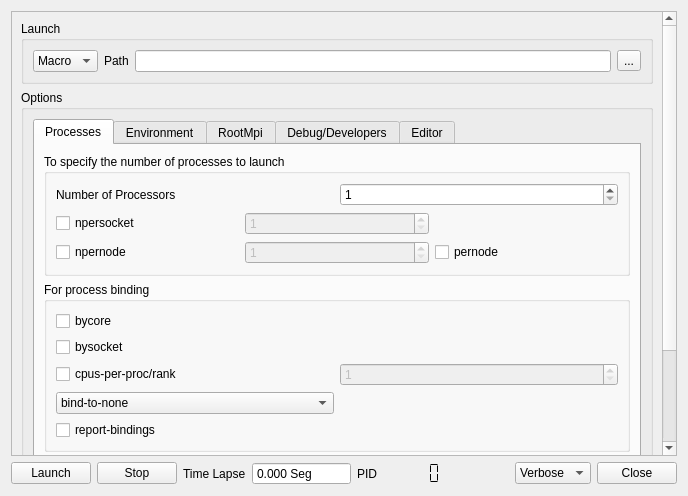
The window that uis/RootParallelGuiMpi/RootParallelGuiMpiLauncher.ui (omazapa/RootParallelGui) describes before a commit, drawn with Qt 5.
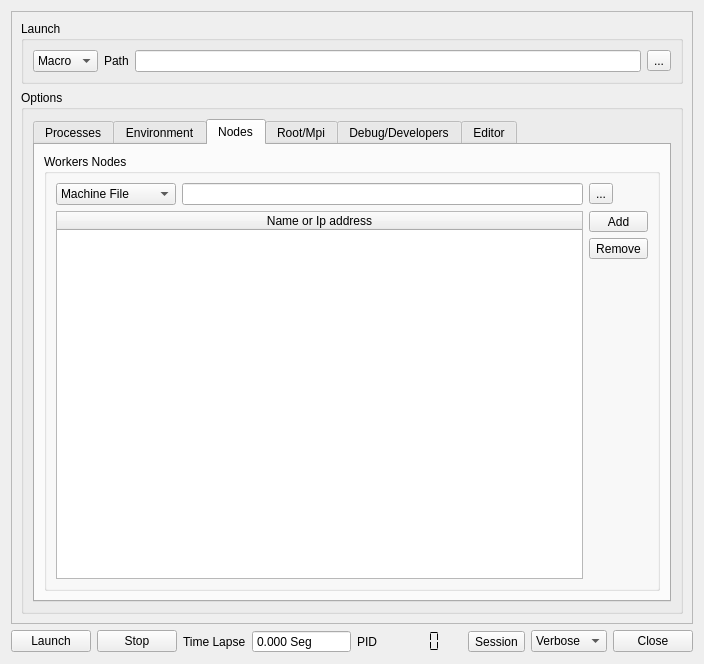
The same window after the commit. The open tabs and pages were chosen to show the change. Icons and pictures are not drawn.

Commit message: some changes in Config Dialogs, added support for Enviroment variables and values, add new tab in MpiLauncher to load machine files or to specify nodes in manual mode, but is not implemented yet

What changed in the file:
```diff
--- a/uis/RootParallelGuiMpi/RootParallelGuiMpiLauncher.ui
+++ b/uis/RootParallelGuiMpi/RootParallelGuiMpiLauncher.ui
@@ -6,8 +6,8 @@
    <rect>
     <x>0</x>
     <y>0</y>
-    <width>688</width>
-    <height>496</height>
+    <width>704</width>
+    <height>664</height>
    </rect>
   </property>
   <property name="windowTitle">
@@ -18,7 +18,7 @@
     <normaloff>:/RootParallelGui/rootmpi-exe.png</normaloff>:/RootParallelGui/rootmpi-exe.png</iconset>
   </property>
   <layout class="QGridLayout" name="gridLayout_3">
-   <item row="1" column="8">
+   <item row="1" column="10">
     <widget class="QPushButton" name="ClosePushButton">
      <property name="text">
       <string>Close</string>
@@ -38,7 +38,7 @@
      </property>
     </widget>
    </item>
-   <item row="0" column="0" colspan="9">
+   <item row="0" column="0" colspan="11">
     <widget class="QScrollArea" name="scrollArea">
      <property name="widgetResizable">
       <bool>true</bool>
@@ -48,8 +48,8 @@
        <rect>
         <x>0</x>
         <y>0</y>
-        <width>650</width>
-        <height>545</height>
+        <width>690</width>
+        <height>623</height>
        </rect>
       </property>
       <layout class="QGridLayout" name="gridLayout_2">
@@ -704,9 +704,103 @@
               </item>
              </layout>
             </widget>
+            <widget class="QWidget" name="tab_5">
+             <attribute name="title">
+              <string>Nodes</string>
+             </attribute>
+             <layout class="QGridLayout" name="gridLayout_22">
+              <item row="0" column="0">
+               <widget class="QGroupBox" name="groupBox_11">
+                <property name="title">
+                 <string>Workers Nodes</string>
+                </property>
+                <layout class="QGridLayout" name="gridLayout_21">
+                 <item row="0" column="0">
+                  <widget class="QComboBox" name="comboBox_2">
+                   <item>
+                    <property name="text">
+                     <string>Machine File</string>
+                    </property>
+                   </item>
+                   <item>
+                    <property name="text">
+                     <string>Manual Insertion</string>
+                    </property>
+                   </item>
+                  </widget>
+                 </item>
+                 <item row="0" column="1">
+                  <widget class="QLineEdit" name="lineEdit"/>
+                 </item>
+                 <item row="0" column="2">
+                  <widget class="QToolButton" name="toolButton">
+                   <property name="text">
+                    <string>...</string>
+                   </property>
+                  </widget>
+                 </item>
+                 <item row="1" column="0" rowspan="3" colspan="2">
+                  <widget class="QTableWidget" name="EnvironmentVariablesTableWidget_2">
+                   <property name="frameShape">
+                    <enum>QFrame::StyledPanel</enum>
+                   </property>
+                   <property name="frameShadow">
+                    <enum>QFrame::Sunken</enum>
+                   </property>
+                   <property name="alternatingRowColors">
+                    <bool>true</bool>
+                   </property>
+                   <attribute name="horizontalHeaderStretchLastSection">
+                    <bool>true</bool>
+                   </attribute>
+                   <column>
+                    <property name="text">
+                     <string>Name or Ip address</string>
+                    </property>
+                   </column>
+                  </widget>
+                 </item>
+                 <item row="1" column="2">
+                  <widget class="QToolButton" name="AddEnvironmentVariableToolButton_2">
+                   <property name="sizePolicy">
+                    <sizepolicy hsizetype="Minimum" vsizetype="Fixed">
+                     <horstretch>0</horstretch>
+                     <verstretch>0</verstretch>
+                    </sizepolicy>
+                   </property>
+                   <property name="text">
+                    <string>Add</string>
+                   </property>
+                  </widget>
+                 </item>
+                 <item row="2" column="2">
+                  <widget class="QToolButton" name="RemoveEnvironmentVariableToolButton_2">
+                   <property name="text">
+                    <string>Remove</string>
+                   </property>
+                  </widget>
+                 </item>
+                 <item row="3" column="2">
+                  <spacer name="verticalSpacer_6">
+                   <property name="orientation">
+                    <enum>Qt::Vertical</enum>
+                   </property>
+                   <property name="sizeHint" stdset="0">
+                    <size>
+                     <width>20</width>
+                     <height>359</height>
+                    </size>
+                   </property>
+                  </spacer>
+                 </item>
+                </layout>
+               </widget>
+              </item>
+             </layout>
+            </widget>
             <widget class="QWidget" name="tab_4">
              <attribute name="title">
-              <string>RootMpi</string>
+              <string>Root/Mpi</string>
              </attribute>
              <layout class="QGridLayout" name="gridLayout_17">
               <item row="0" column="0">
@@ -760,16 +854,84 @@
                </widget>
               </item>
               <item row="1" column="0">
-               <widget class="QGroupBox" name="groupBox_11">
-                <property name="toolTip">
-                 <string>&lt;html&gt;&lt;head/&gt;&lt;body&gt;&lt;pre style=&quot; margin-top:12px; margin-bottom:0px; margin-left:0px; margin-right:0px; -qt-block-indent:0; text-indent:0px;&quot;&gt;&lt;span style=&quot; font-family:'Courier New,courier'; color:#000000;&quot;&gt;Create an application environment. The application environment&lt;/span&gt;&lt;/pre&gt;&lt;pre style=&quot; margin-top:0px; margin-bottom:0px; margin-left:0px; margin-right:0px; -qt-block-indent:0; text-indent:0px;&quot;&gt;&lt;span style=&quot; font-family:'Courier New,courier'; color:#000000;&quot;&gt; provides an interface to the graphics system and eventloop&lt;/span&gt;&lt;/pre&gt;&lt;pre style=&quot; margin-top:0px; margin-bottom:0px; margin-left:0px; margin-right:0px; -qt-block-indent:0; text-indent:0px;&quot;&gt;&lt;span style=&quot; font-family:'Courier New,courier'; color:#000000;&quot;&gt; (be it X, Windoze, MacOS or BeOS). After creating the application&lt;/span&gt;&lt;/pre&gt;&lt;pre style=&quot; margin-top:0px; margin-bottom:0px; margin-left:0px; margin-right:0px; -qt-block-indent:0; text-indent:0px;&quot;&gt;&lt;span style=&quot; font-family:'Courier New,courier'; color:#000000;&quot;&gt; object start the eventloop by calling its &lt;/span&gt;&lt;a href=&quot;http://root.cern.ch/root/html532/TApplication.html#TApplication:Run&quot;&gt;&lt;span style=&quot; font-family:'Courier New,courier'; color:#008000; background-color:#000000;&quot;&gt;Run&lt;/span&gt;&lt;/a&gt;&lt;span style=&quot; font-family:'Courier New,courier'; color:#000000;&quot;&gt;() method. The command&lt;/span&gt;&lt;/pre&gt;&lt;pre style=&quot; margin-top:0px; margin-bottom:0px; margin-left:0px; margin-right:0px; -qt-block-indent:0; text-indent:0px;&quot;&gt;&lt;span style=&quot; font-family:'Courier New,courier'; color:#000000;&quot;&gt; line options recogized by &lt;/span&gt;&lt;a href=&quot;http://root.cern.ch/root/html532/TApplication.html&quot;&gt;&lt;span style=&quot; font-family:'Courier New,courier'; color:#336299; background-color:#000000;&quot;&gt;TApplication&lt;/span&gt;&lt;/a&gt;&lt;span style=&quot; font-family:'Courier New,courier'; color:#000000;&quot;&gt; are described in the &lt;/span&gt;&lt;a href=&quot;http://root.cern.ch/root/html532/TApplication.html#TApplication:GetOptions&quot;&gt;&lt;span style=&quot; font-family:'Courier New,courier'; color:#336299; background-color:#000000;&quot;&gt;GetOptions&lt;/span&gt;&lt;/a&gt;&lt;span style=&quot; font-family:'Courier New,courier'; color:#000000;&quot;&gt;()&lt;/span&gt;&lt;/pre&gt;&lt;pre style=&quot; margin-top:0px; margin-bottom:0px; margin-left:0px; margin-right:0px; -qt-block-indent:0; text-indent:0px;&quot;&gt;&lt;span style=&quot; font-family:'Courier New,courier'; color:#000000;&quot;&gt; method. The recognized options are removed from the argument array.&lt;/span&gt;&lt;/pre&gt;&lt;pre style=&quot; margin-top:0px; margin-bottom:0px; margin-left:0px; margin-right:0px; -qt-block-indent:0; text-indent:0px;&quot;&gt;&lt;span style=&quot; font-family:'Courier New,courier'; color:#000000;&quot;&gt; The original list of argument options can be retrieved via the &lt;/span&gt;&lt;a href=&quot;http://root.cern.ch/root/html532/TApplication.html#TApplication:Argc&quot;&gt;&lt;span style=&quot; font-family:'Courier New,courier'; color:#336299; background-color:#000000;&quot;&gt;Argc&lt;/span&gt;&lt;/a&gt;&lt;span style=&quot; font-family:'Courier New,courier'; color:#000000;&quot;&gt;()&lt;/span&gt;&lt;/pre&gt;&lt;pre style=&quot; margin-top:0px; margin-bottom:0px; margin-left:0px; margin-right:0px; -qt-block-indent:0; text-indent:0px;&quot;&gt;&lt;span style=&quot; font-family:'Courier New,courier'; color:#000000;&quot;&gt; and &lt;/span&gt;&lt;a href=&quot;http://root.cern.ch/root/html532/TApplication.html#TApplication:Argv&quot;&gt;&lt;span style=&quot; font-family:'Courier New,courier'; color:#039915; background-color:#000000;&quot;&gt;Argv&lt;/span&gt;&lt;/a&gt;&lt;span style=&quot; font-family:'Courier New,courier'; color:#000000;&quot;&gt;() methods. The appClassName &lt;/span&gt;&lt;span style=&quot; font-family:'Courier New,courier'; color:#008080; background-color:#000000;&quot;&gt;&amp;quot;proofserv&amp;quot;&lt;/span&gt;&lt;span style=&quot; font-family:'Courier New,courier'; color:#000000;&quot;&gt; is reserved for the&lt;/span&gt;&lt;/pre&gt;&lt;pre style=&quot; margin-top:0px; margin-bottom:0px; margin-left:0px; margin-right:0px; -qt-block-indent:0; text-indent:0px;&quot;&gt;&lt;span style=&quot; font-family:'Courier New,courier'; color:#000000;&quot;&gt; PROOF system. The &lt;/span&gt;&lt;span style=&quot; font-family:'Courier New,courier'; color:#008080; background-color:#000000;&quot;&gt;&amp;quot;options&amp;quot;&lt;/span&gt;&lt;span style=&quot; font-family:'Courier New,courier'; color:#000000;&quot;&gt; and &lt;/span&gt;&lt;span style=&quot; font-family:'Courier New,courier'; color:#008080; background-color:#000000;&quot;&gt;&amp;quot;numOptions&amp;quot;&lt;/span&gt;&lt;span style=&quot; font-family:'Courier New,courier'; color:#000000;&quot;&gt; arguments are not used,&lt;/span&gt;&lt;/pre&gt;&lt;pre style=&quot; margin-top:0px; margin-bottom:0px; margin-left:0px; margin-right:0px; -qt-block-indent:0; text-indent:0px;&quot;&gt;&lt;span style=&quot; font-family:'Courier New,courier'; color:#000000;&quot;&gt; except if you want to by-pass the argv processing by &lt;/span&gt;&lt;a href=&quot;http://root.cern.ch/root/html532/TApplication.html#TApplication:GetOptions&quot;&gt;&lt;span style=&quot; font-family:'Courier New,courier'; color:#336299; background-color:#000000;&quot;&gt;GetOptions&lt;/span&gt;&lt;/a&gt;&lt;span style=&quot; font-family:'Courier New,courier'; color:#000000;&quot;&gt;()&lt;/span&gt;&lt;/pre&gt;&lt;pre style=&quot; margin-top:0px; margin-bottom:0px; margin-left:0px; margin-right:0px; -qt-block-indent:0; text-indent:0px;&quot;&gt;&lt;span style=&quot; font-family:'Courier New,courier'; color:#000000;&quot;&gt; in which case you should specify numOptions&amp;lt;0. All options will&lt;/span&gt;&lt;/pre&gt;&lt;pre style=&quot; margin-top:0px; margin-bottom:12px; margin-left:0px; margin-right:0px; -qt-block-indent:0; text-indent:0px;&quot;&gt;&lt;span style=&quot; font-family:'Courier New,courier'; color:#000000;&quot;&gt; still be available via the &lt;/span&gt;&lt;a href=&quot;http://root.cern.ch/root/html532/TApplication.html#TApplication:Argv&quot;&gt;&lt;span style=&quot; font-family:'Courier New,courier'; color:#336299; background-color:#000000;&quot;&gt;Argv&lt;/span&gt;&lt;/a&gt;&lt;span style=&quot; font-family:'Courier New,courier'; color:#000000;&quot;&gt;() method for later use.&lt;/span&gt;&lt;/pre&gt;&lt;p</string>
-                </property>
+               <widget class="QGroupBox" name="groupBox_8">
                 <property name="title">
-                 <string>TGApplication</string>
+                 <string>Basic ROOT Options (Just for Macros)</string>
                 </property>
-                <property name="checkable">
-                 <bool>true</bool>
-                </property>
+                <layout class="QGridLayout" name="gridLayout_17">
+                 <item row="0" column="0">
+                  <widget class="QCheckBox" name="checkBox">
+                   <property name="toolTip">
+                    <string>&lt;html&gt;&lt;head/&gt;&lt;body&gt;&lt;p&gt;run in batch mode without graphics&lt;/p&gt;&lt;/body&gt;&lt;/html&gt;</string>
+                   </property>
+                   <property name="text">
+                    <string>-b (Batch Mode)</string>
+                   </property>
+                  </widget>
+                 </item>
+                 <item row="0" column="1">
+                  <widget class="QCheckBox" name="checkBox_8">
+                   <property name="toolTip">
+                    <string>&lt;html&gt;&lt;head/&gt;&lt;body&gt;&lt;p&gt;do not show splash screen&lt;/p&gt;&lt;/body&gt;&lt;/html&gt;</string>
+                   </property>
+                   <property name="text">
+                    <string>-l do not show splash screen</string>
+                   </property>
+                   <property name="checked">
+                    <bool>true</bool>
+                   </property>
+                  </widget>
+                 </item>
+                 <item row="1" column="0">
+                  <widget class="QCheckBox" name="checkBox_2">
+                   <property name="toolTip">
+                    <string>&lt;html&gt;&lt;head/&gt;&lt;body&gt;&lt;p&gt;do not execute logon and logoff macros as specified in .rootrc&lt;/p&gt;&lt;/body&gt;&lt;/html&gt;</string>
+                   </property>
+                   <property name="text">
+                    <string>-n not logon and logoff</string>
+                   </property>
+                   <property name="checked">
+                    <bool>true</bool>
+                   </property>
+                  </widget>
+                 </item>
+                 <item row="1" column="1">
+                  <widget class="QCheckBox" name="checkBox_9">
+                   <property name="toolTip">
+                    <string>&lt;html&gt;&lt;head/&gt;&lt;body&gt;&lt;p&gt;exit on exception&lt;/p&gt;&lt;/body&gt;&lt;/html&gt;</string>
+                   </property>
+                   <property name="text">
+                    <string>-x exit on exception</string>
+                   </property>
+                   <property name="checked">
+                    <bool>true</bool>
+                   </property>
+                  </widget>
+                 </item>
+                 <item row="2" column="0">
+                  <widget class="QCheckBox" name="checkBox_3">
+                   <property name="toolTip">
+                    <string>&lt;html&gt;&lt;head/&gt;&lt;body&gt;&lt;p&gt;exit after processing command line macro files&lt;/p&gt;&lt;/body&gt;&lt;/html&gt;</string>
+                   </property>
+                   <property name="text">
+                    <string>-q exit after processing</string>
+                   </property>
+                   <property name="checked">
+                    <bool>true</bool>
+                   </property>
+                  </widget>
+                 </item>
+                 <item row="2" column="1">
+                  <widget class="QCheckBox" name="checkBox_7">
+                   <property name="toolTip">
+                    <string>&lt;html&gt;&lt;head/&gt;&lt;body&gt;&lt;p&gt;run with memory usage monitoring&lt;/p&gt;&lt;/body&gt;&lt;/html&gt;</string>
+                   </property>
+                   <property name="text">
+                    <string>-memstat memory usage</string>
+                   </property>
+                  </widget>
+                 </item>
+                </layout>
                </widget>
               </item>
               <item row="2" column="0">
@@ -998,7 +1160,7 @@
      </property>
     </widget>
    </item>
-   <item row="1" column="7">
+   <item row="1" column="9">
     <widget class="QComboBox" name="VerboseQuietComboBox">
      <item>
       <property name="text">
@@ -1052,7 +1214,7 @@
      </property>
     </widget>
    </item>
-   <item row="1" column="6">
+   <item row="1" column="7">
     <spacer name="horizontalSpacer">
      <property name="orientation">
       <enum>Qt::Horizontal</enum>
@@ -1065,6 +1227,13 @@
      </property>
     </spacer>
    </item>
+   <item row="1" column="8">
+    <widget class="QToolButton" name="SessionToolButton">
+     <property name="text">
+      <string>Session</string>
+     </property>
+    </widget>
+   </item>
   </layout>
  </widget>
  <resources>
```
Left out of the diff: 8 changed lines with no effect on the pictures. The commit also changes 14 other files.
